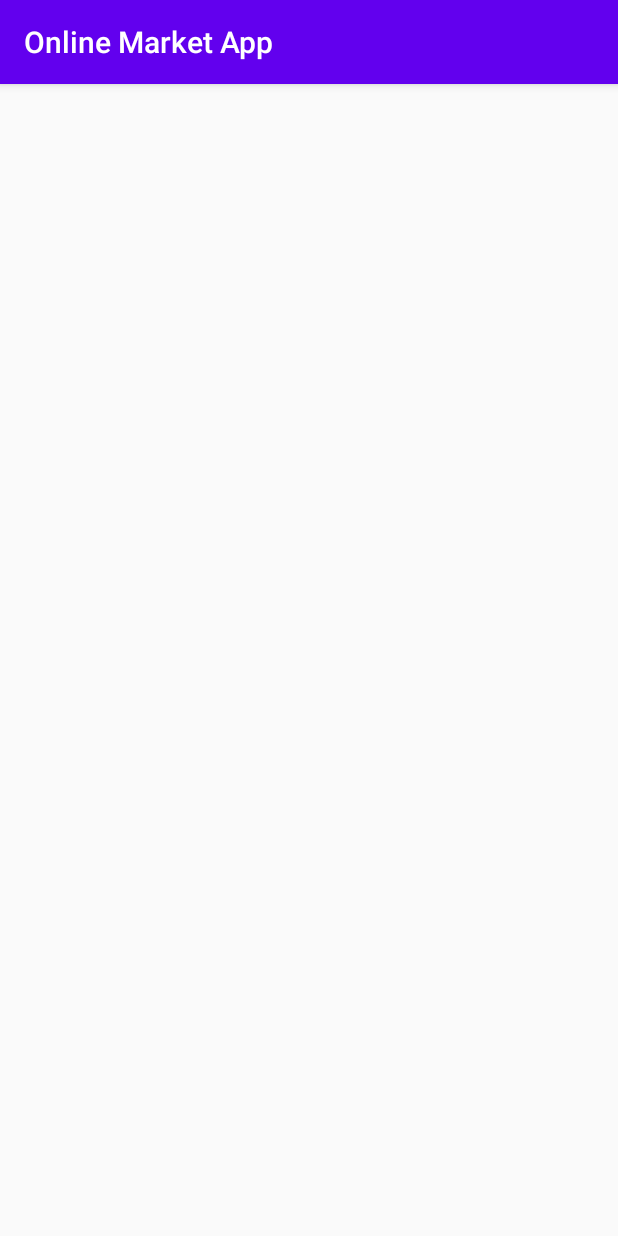
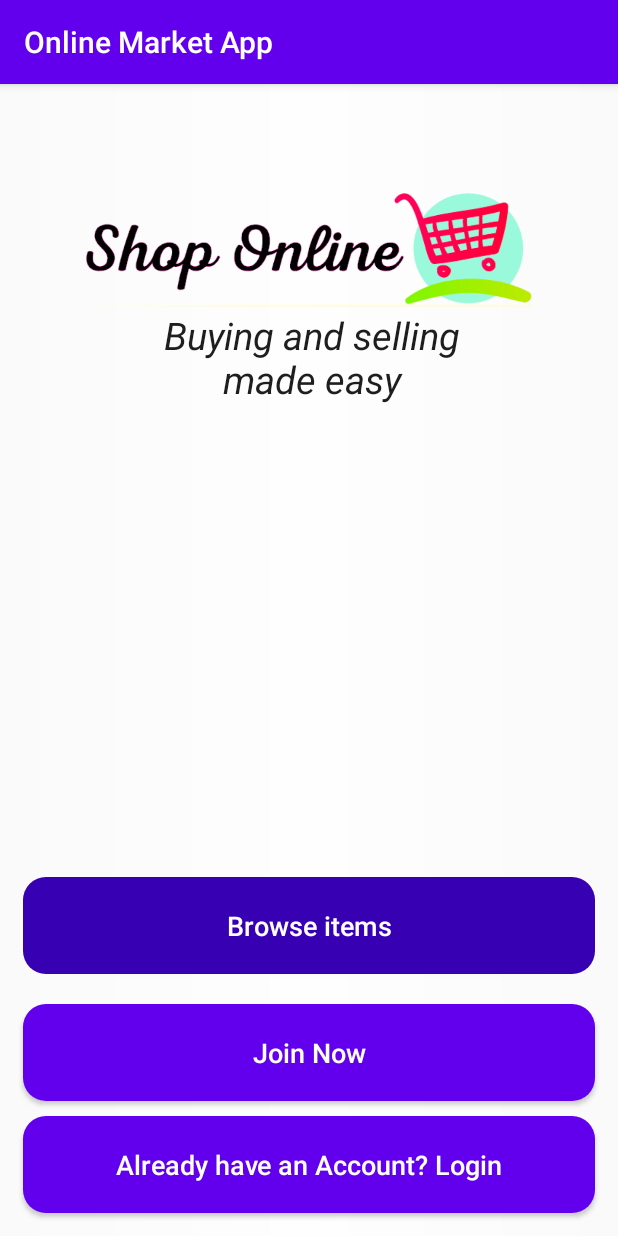
Before and after one commit to Petrified0110/OnlineMarketApp, an Android app: the screen it shows after launch (MainActivity), on a phone screen of 412 x 824 dp. Run offline under Robolectric (Android 15) with nearby library versions, the phone set to English and light mode, and no system bars.

Commit message:
Added Main UI

```diff
--- a/app/src/main/AndroidManifest.xml
+++ b/app/src/main/AndroidManifest.xml
@@ -9,8 +9,8 @@
         android:roundIcon="@mipmap/ic_launcher_round"
         android:supportsRtl="true"
         android:theme="@style/AppTheme">
-        <activity android:name=".BrowseActivity"></activity>
-        <activity android:name=".registerActivity" />
+        <activity android:name=".BrowseActivity" />
+        <activity android:name=".RegisterActivity" />
         <activity android:name=".LoginActivity" />
         <activity android:name=".MainActivity">
             <intent-filter>
--- a/app/src/main/java/com/example/onlinemarketapp/MainActivity.java
+++ b/app/src/main/java/com/example/onlinemarketapp/MainActivity.java
@@ -1,14 +1,12 @@
 package com.example.onlinemarketapp;
+
+import android.os.Bundle;
+import android.widget.Button;
 
 import androidx.appcompat.app.AppCompatActivity;
 
-import android.content.Intent;
-import android.os.Bundle;
-import android.view.View;
-import android.widget.Button;
-
 public class MainActivity extends AppCompatActivity {
-    private Button loginButton, registerButton;
+    private Button loginButton, registerButton, browseButton;
 
     @Override
     protected void onCreate(Bundle savedInstanceState) {
@@ -18,21 +16,27 @@ public class MainActivity extends AppCompatActivity {
         //We connect the buttons in main activity to the once from the xml
         loginButton = (Button) findViewById(R.id.main_login_button);
         registerButton = (Button) findViewById(R.id.main_register_button);
+        browseButton = (Button) findViewById(R.id.main_browse_btn);
 
-        loginButton.setOnClickListener(new View.OnClickListener() {
-            @Override
-            public void onClick(View view) {
-                Intent intent = new Intent(MainActivity.this, LoginActivity.class);
-                startActivity(intent);
-            }
-        });
-
-        registerButton.setOnClickListener(new View.OnClickListener(){
-            @Override
-            public void onClick(View view) {
-                Intent intent = new Intent(MainActivity.this, RegisterActivity.class);
-                startActivity(intent);
-            }
-        });
+//        loginButton.setOnClickListener(new View.OnClickListener() {
+//            public void onClick(View view) {
+//                Intent intent = new Intent(MainActivity.this, LoginActivity.class);
+//                startActivity(intent);
+//            }
+//        });
+//
+//        registerButton.setOnClickListener(new View.OnClickListener(){
+//            public void onClick(View view) {
+//                Intent intent = new Intent(MainActivity.this, RegisterActivity.class);
+//                startActivity(intent);
+//            }
+//        });
+//
+//        browseButton.setOnClickListener(new View.OnClickListener(){
+//            public void onClick(View view) {
+//                Intent intent = new Intent(MainActivity.this, BrowseActivity.class);
+//                startActivity(intent);
+//            }
+//        });
     }
 }
--- /dev/null
+++ b/app/src/main/res/drawable/buttons.xml
@@ -0,0 +1,14 @@
+<?xml version="1.0" encoding="utf-8"?>
+<shape xmlns:android="http://schemas.android.com/apk/res/android" >
+
+    <solid
+        android:color="@color/colorPrimary"
+        >
+    </solid>
+
+    <corners
+        android:radius="15dp"
+        >
+    </corners>
+
+</shape>
--- /dev/null
+++ b/app/src/main/res/drawable/important_buttons.xml
@@ -0,0 +1,14 @@
+<?xml version="1.0" encoding="utf-8"?>
+<shape xmlns:android="http://schemas.android.com/apk/res/android" >
+
+    <solid
+        android:color="@color/colorPrimaryDark"
+        >
+    </solid>
+
+    <corners
+        android:radius="15dp"
+        >
+    </corners>
+
+</shape>
--- /dev/null
+++ b/app/src/main/res/drawable/input_design.xml
@@ -0,0 +1,15 @@
+<?xml version="1.0" encoding="utf-8"?>
+<shape xmlns:android="http://schemas.android.com/apk/res/android">
+
+    <stroke
+        android:color="@color/colorPrimaryDark"
+        android:width="3dp"
+        >
+    </stroke>
+
+    <corners
+        android:radius="15dp"
+        >
+    </corners>
+
+</shape>
--- /dev/null
+++ b/app/src/main/res/drawable/welcome.xml
@@ -0,0 +1,11 @@
+<?xml version="1.0" encoding="utf-8"?>
+<shape xmlns:android="http://schemas.android.com/apk/res/android"
+    android:shape="rectangle">
+    <gradient
+        android:centerColor="#FEFEFE"
+        android:endColor="#FAFAFA"
+        android:startColor="#FAFAFA"
+        android:type="linear"
+        android:angle="180"/>
+    <corners android:radius="0dp" />
+</shape>
--- a/app/src/main/res/layout/activity_main.xml
+++ b/app/src/main/res/layout/activity_main.xml
@@ -5,7 +5,83 @@
     xmlns:tools="http://schemas.android.com/tools"
     android:layout_width="match_parent"
     android:layout_height="match_parent"
+    android:background="@drawable/welcome"
     tools:context=".MainActivity">
 
 
+    <ImageView
+        android:id="@+id/app_logo"
+        android:layout_width="300dp"
+        android:layout_height="100dp"
+        android:layout_centerHorizontal="true"
+        android:layout_marginTop="60dp"
+        android:src="@drawable/applogo"
+        />
+
+    <TextView
+        android:id="@+id/app_slogan"
+        android:layout_width="248dp"
+        android:layout_height="wrap_content"
+        android:layout_alignParentEnd="true"
+        android:layout_alignParentTop="true"
+        android:layout_marginEnd="80dp"
+        android:layout_marginTop="150dp"
+        android:text="Buying and selling made easy"
+        android:textAlignment="center"
+        android:textColor="@color/colorText"
+        android:textSize="25sp"
+        android:textStyle="italic"
+        />
+
+
+    <Button
+        android:id="@+id/main_login_btn"
+        android:layout_width="match_parent"
+        android:layout_height="wrap_content"
+        android:layout_alignParentBottom="true"
+        android:layout_alignParentStart="true"
+        android:layout_marginBottom="15dp"
+        android:layout_marginLeft="15dp"
+        android:layout_marginRight="15dp"
+        android:background="@drawable/buttons"
+        android:padding="20dp"
+        android:textAllCaps="false"
+        android:textSize="18sp"
+        android:text="Already have an Account? Login"
+        android:textColor="@android:color/white"
+        />
+
+    <Button
+        android:id="@+id/main_join_now_btn"
+        android:layout_width="match_parent"
+        android:layout_height="wrap_content"
+        android:layout_above="@+id/main_login_btn"
+        android:layout_marginBottom="10dp"
+        android:layout_marginLeft="15dp"
+        android:layout_marginRight="15dp"
+        android:background="@drawable/buttons"
+        android:padding="20dp"
+        android:textAllCaps="false"
+        android:textSize="18sp"
+        android:text="Join Now"
+        android:textColor="@android:color/white"
+        />
+
+    <Button
+        android:id="@+id/main_browse_btn"
+        android:layout_width="match_parent"
+        android:layout_height="wrap_content"
+        android:layout_above="@+id/main_join_now_btn"
+        android:layout_marginBottom="20dp"
+        android:layout_marginLeft="15dp"
+        android:layout_marginRight="15dp"
+        android:background="@drawable/important_buttons"
+        android:padding="20dp"
+        android:textAllCaps="false"
+        android:textSize="18sp"
+        android:text="Browse items"
+        android:textColor="@android:color/white"
+        />
+
+
 </RelativeLayout>
--- a/app/src/main/res/values/colors.xml
+++ b/app/src/main/res/values/colors.xml
@@ -3,4 +3,6 @@
     <color name="colorPrimary">#6200EE</color>
     <color name="colorPrimaryDark">#3700B3</color>
     <color name="colorAccent">#03DAC5</color>
+    <color name="colorText">#1e1e1e</color>
+    <color name="colorImportant">#838383</color>
 </resources>
```
Also changed, not shown: app/src/main/res/drawable/applogo.png (added).
